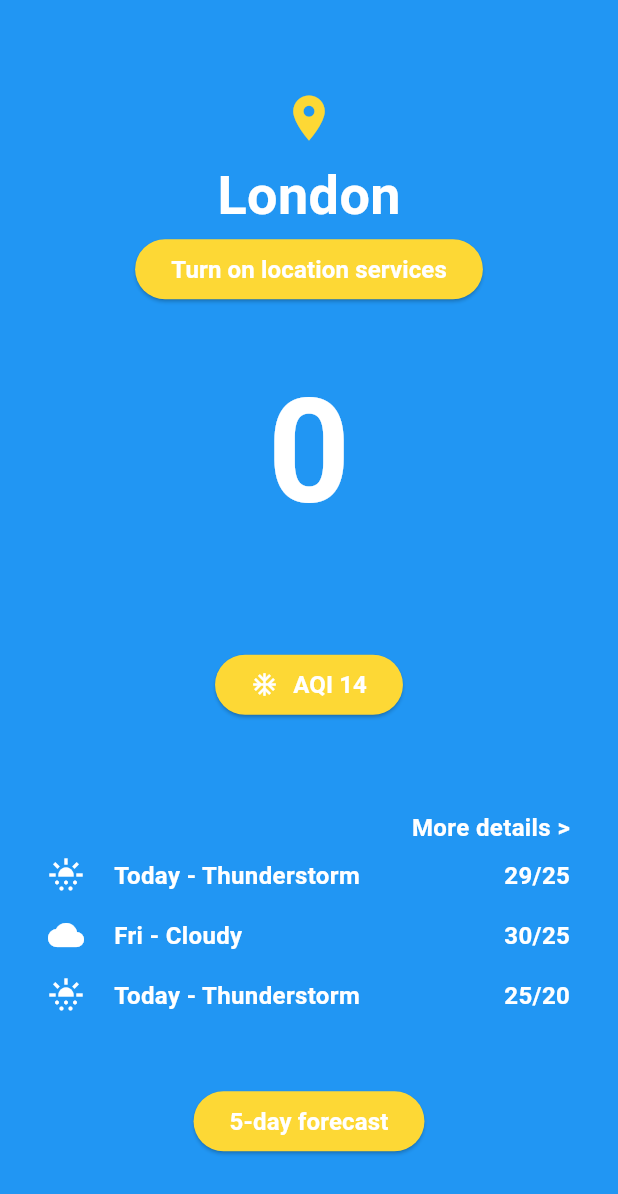
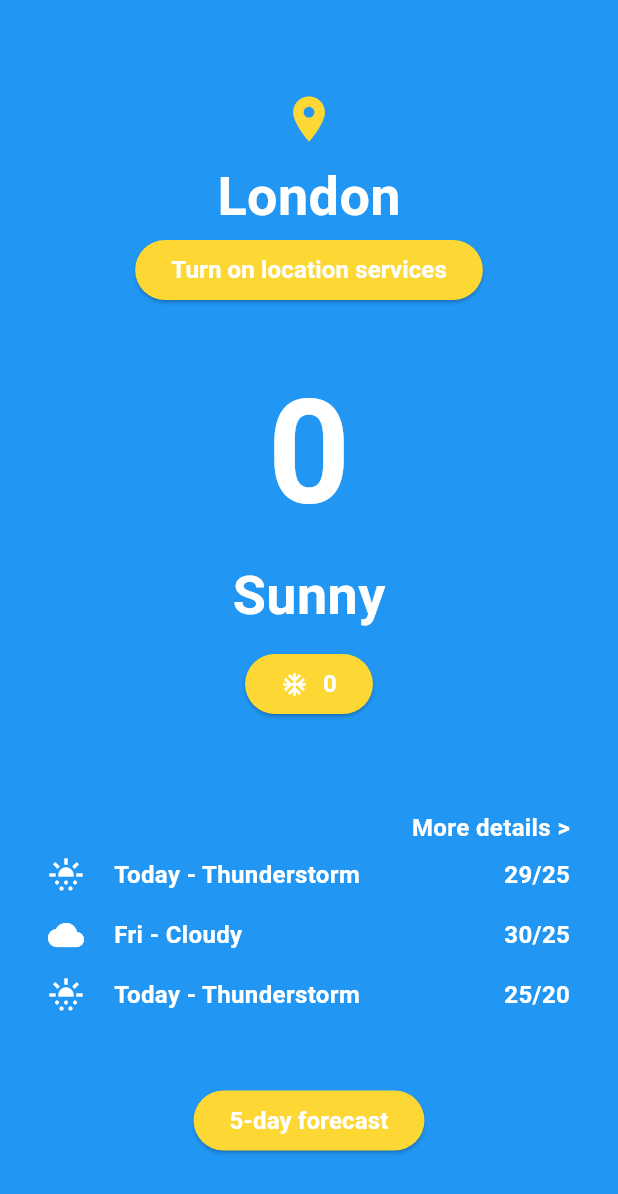
Before and after one commit to merab1/tapp, a Flutter app: the screen it shows after launch, on a phone screen of 412 x 824 dp. Shown: the top 1194 px of the screen. Run offline on Flutter 3.47's test engine with Material 2 defaults, Android fonts, the phone set to English and light mode, and no system bars; our stand-ins replace geolocator; network calls fail.

Commit message:
aqi works

```diff
--- a/lib/home_page.dart
+++ b/lib/home_page.dart
@@ -17,9 +17,9 @@ class _HomePageState extends State<HomePage> {
   Weather weather = Weather();
   WeatherService weatherService = WeatherService();
 
-  String currentWeather = "";
+  String currentWeather = "Sunny";
   double tempC = 0;
-  double tempF = 0;
+  double aqi = 0;
 
   @override
   void initState() {
@@ -28,11 +28,12 @@ class _HomePageState extends State<HomePage> {
   }
 
   void getWeather() async {
-    weather = await weatherService.getWeatherData("Canada");
+    weather = await weatherService.getWeatherData("London");
 
     setState(() {
       currentWeather = weather.condition;
       tempC = weather.temperatureC;
+      aqi = weather.aqi;
     });
     if (kDebugMode) {
       print(weather.temperatureC);
@@ -96,19 +97,19 @@ class _HomePageState extends State<HomePage> {
               onPressed: () {},
               style:
                   ElevatedButton.styleFrom(backgroundColor: Colors.yellow[600]),
-              child: const Row(
+              child: Row(
                 mainAxisSize: MainAxisSize.min,
                 children: [
-                  Icon(
+                  const Icon(
                     Icons.ac_unit,
                     color: Colors.white,
                   ),
-                  SizedBox(
+                  const SizedBox(
                     width: 10,
                   ),
                   Text(
-                    'AQI 14',
-                    style: TextStyle(
+                    aqi.round().floor().toString(),
+                    style: const TextStyle(
                       color: Colors.white,
                       fontSize: 16,
                       fontWeight: FontWeight.bold,
--- a/lib/services/weather_model.dart
+++ b/lib/services/weather_model.dart
@@ -1,8 +1,24 @@
 class Weather {
+//  final String city;
   final double temperatureC;
   final String condition;
+  final double aqi;
+/*  final String conditionToday;
+  final String conditionTomorrow;
+  final String conditionTheDayAfterTomorrow;
+  final double tempCToday;
+  final double tempCTomorrow;
+  final double tempCTheDayAfterTomorrow;*/
 
   Weather({
+  //  this.city = '',
+    this.aqi = 0,
+/*    this.conditionToday = '',
+    this.conditionTomorrow = '',
+    this.conditionTheDayAfterTomorrow = '',
+    this.tempCToday = 0,
+    this.tempCTomorrow = 0,
+    this.tempCTheDayAfterTomorrow = 0,*/
     this.temperatureC = 0,
     this.condition = "test",
   });
@@ -11,6 +27,14 @@ class Weather {
     return Weather(
       temperatureC: json['current']['temp_c'],
       condition: json['current']['condition']['text'],
+    //  city: json['location']['name'],
+      aqi: json['current']['air_quality']['co'],
+/*      conditionToday: json['forecast']['forecastday']['day']['mintemp_c'],
+      conditionTomorrow: '',
+      conditionTheDayAfterTomorrow: '',
+      tempCToday: 0,
+      tempCTomorrow: 0,
+      tempCTheDayAfterTomorrow: 0,*/
     );
   }
 }
```
Also changed, not shown: lib/services/network.dart (+13 -4 lines).
